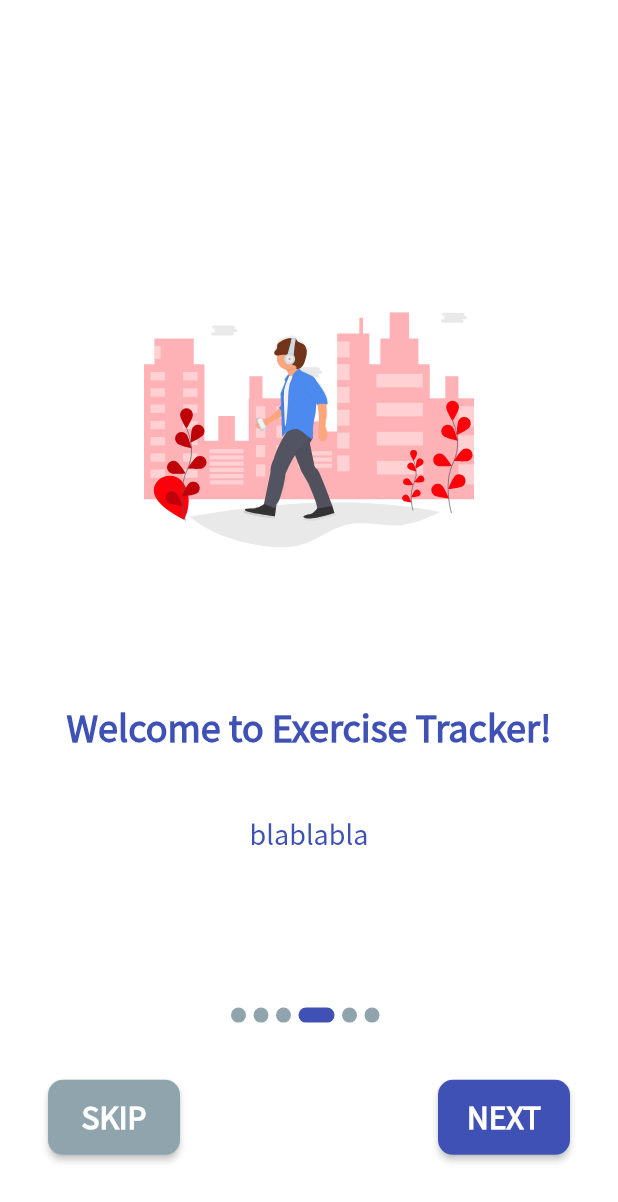
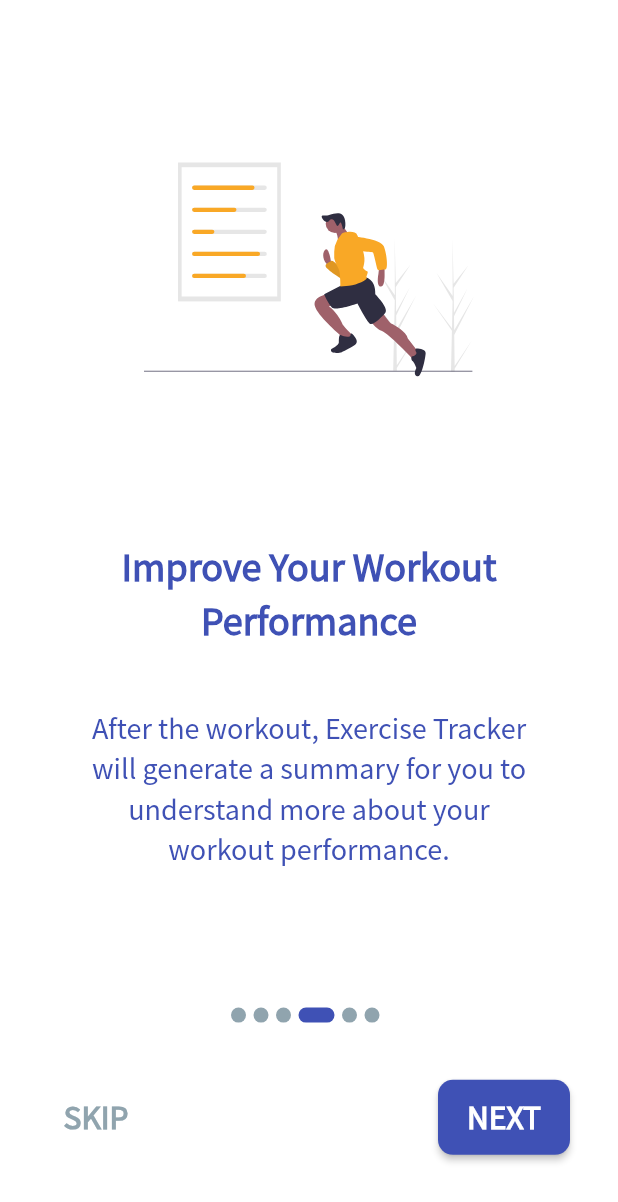
Before and after one commit to sophiathy/fyp_app, a Flutter app: the UserManual screen opened by its route, swiped to page 4, on a phone screen of 412 x 824 dp. Shown: the top 1202 px of the screen. Run offline on Flutter 3.47's test engine with Material 2 defaults, Android fonts, the phone set to English and light mode, and no system bars; our stand-ins replace animated_text_kit, awesome_dialog, cloud_firestore, csv, firebase_auth, firebase_core and 13 more; accounts and stored records are empty.

Commit message:
11/3: - Modified the design and contents of userManual - Changed the route order (register > userManual > Home)

```diff
--- a/lib/screens/home.dart
+++ b/lib/screens/home.dart
@@ -82,9 +82,7 @@
                               icon: Icon(
                                 Icons.settings,
                                 size: 35.0,
-                                color: modeSwitch.themeData
-                                    ? kPrimaryColor_dark
-                                    : kPrimaryColor_light,
+                                color: Theme.of(context).primaryColor,
                               ),
                               onPressed: (() =>
                                   _scaffoldKey.currentState.openEndDrawer()),
--- a/lib/screens/register.dart
+++ b/lib/screens/register.dart
@@ -300,7 +300,7 @@
                                 print("Registered account: " + email);
                               });
                               Navigator.of(context)
-                                  .pushReplacementNamed('/home');
+                                  .pushReplacementNamed('/userManual');
                             } else {
                               setState(() {
                                 if (!errors.contains(kAccountExists)) {
--- a/lib/screens/userManual.dart
+++ b/lib/screens/userManual.dart
@@ -1,7 +1,9 @@
 import 'package:flutter/material.dart';
 import 'package:fyp_app/theme/constants.dart';
+import 'package:fyp_app/theme/darkProvider.dart';
 import 'package:fyp_app/widgets/manualContent.dart';
 import 'package:fyp_app/widgets/pageIndicator.dart';
+import 'package:provider/provider.dart';
 
 class UserManual extends StatefulWidget {
   @override
@@ -17,37 +19,58 @@
     ),
     ManualContent(
       image: "assets/images/manual_2.svg",
-      title: "Welcome to Exercise Tracker!",
-      desc: "blablabla",
+      title: "Easy to Use,\nRecord Every Workout Moment",
+      desc:
+          "When you are using Exercise Tracker, you physical activity can be\nrecorded easily.",
     ),
     ManualContent(
       image: "assets/images/manual_3.svg",
-      title: "Welcome to Exercise Tracker!",
-      desc: "blablabla",
+      title: "Input Workout Type",
+      desc: "Input a workout type and start the stopwatch to begin tracking.",
     ),
     ManualContent(
       image: "assets/images/manual_4.svg",
-      title: "Welcome to Exercise Tracker!",
-      desc: "blablabla",
+      title: "Improve Your Workout Performance",
+      desc:
+          "After the workout, Exercise Tracker\nwill generate a summary for you to understand more about your\nworkout performance.",
     ),
     ManualContent(
       image: "assets/images/manual_5.svg",
-      title: "Welcome to Exercise Tracker!",
-      desc: "blablabla",
+      title: "Auto Tracking",
+      desc:
+          "After recording a number of workouts, Exercise Tracker will start to recognize your physical activity automatically.",
     ),
     ManualContent(
       image: "assets/images/manual_6.svg",
-      title: "Welcome to Exercise Tracker!",
-      desc: "blablabla",
+      title: "Stay Tuned",
+      desc:
+          "More functions and types of\nexercise for you to choose in\nthe coming updates.",
     ),
   ];
 
   int currentPageNo = 0;
+  PageController _controller;
+
+  @override
+  void initState() {
+    super.initState();
+    _controller = PageController(initialPage: 0); //start at first page (0)
+  }
+
+  @override
+  void dispose() {
+    _controller.dispose();
+    super.dispose();
+  }
 
   @override
   Widget build(BuildContext context) {
-    return Scaffold(
-      backgroundColor: Theme.of(context).indicatorColor,
+    DarkProvider modeSwitch = Provider.of<DarkProvider>(context);
+
+    return new WillPopScope(
+      onWillPop: () async => false, //disable the system back button
+      child: Scaffold(
+        backgroundColor: modeSwitch.themeData ? kIconBg_dark : Colors.white,
         body: Padding(
           padding: const EdgeInsets.all(16.0),
           child: SafeArea(
@@ -58,6 +81,7 @@
                   Expanded(
                     flex: 4,
                     child: PageView.builder(
+                        controller: _controller,
                         onPageChanged: (value) {
                           setState(() => currentPageNo = value);
                         },
@@ -84,38 +108,44 @@
                             padding: const EdgeInsets.all(16.0),
                             child: Row(
                               children: <Widget>[
-                              RaisedButton(
-                                onPressed: (() => Navigator.of(context).pop()),
-                                color: kDisabled,
-                                shape: RoundedRectangleBorder(
-                                    borderRadius:
-                                        BorderRadius.circular(
-                                            10.0)),
-                                padding: EdgeInsets.symmetric(
-                                    horizontal: 10.0,
-                                    vertical: 10.0),
+                                //Skip button > return Home
+                                (currentPageNo != guides.length - 1)
+                                    ? TextButton(
+                                        onPressed: (() => Navigator.of(context)
+                                            .pushReplacementNamed("/home")),
                                         child: Text(
                                           "Skip".toUpperCase(),
                                           style: TextStyle(
                                             fontSize: 20.0,
                                             fontWeight: FontWeight.bold,
-                                    color: Colors.white,
+                                            color: kDisabled,
                                           ),
                                         ),
-                              ),
+                                      )
+                                    : SizedBox(width: 0.0),
                                 Spacer(),
                                 RaisedButton(
-                                onPressed: (){},
+                                  onPressed: () {
+                                    //last page > return home
+                                    if (currentPageNo == guides.length - 1)
+                                      Navigator.of(context)
+                                          .pushReplacementNamed("/home");
+
+                                    //press button to navigate between pages
+                                    _controller.nextPage(
+                                        duration:
+                                            const Duration(milliseconds: 200),
+                                        curve: Curves.bounceIn);
+                                  },
                                   color: kPrimaryColor_light,
                                   shape: RoundedRectangleBorder(
-                                    borderRadius:
-                                        BorderRadius.circular(
-                                            10.0)),
+                                      borderRadius: BorderRadius.circular(10.0)),
                                   padding: EdgeInsets.symmetric(
-                                    horizontal: 10.0,
-                                    vertical: 10.0),
+                                      horizontal: 10.0, vertical: 10.0),
                                   child: Text(
-                                  "Next".toUpperCase(),
+                                    (currentPageNo == guides.length - 1)
+                                        ? "Got it!".toUpperCase()
+                                        : "Next".toUpperCase(),
                                     style: TextStyle(
                                       fontSize: 20.0,
                                       fontWeight: FontWeight.bold,
@@ -134,6 +164,7 @@
             ),
           ),
         ),
+      ),
     );
   }
 }
--- a/lib/screens/workingOut.dart
+++ b/lib/screens/workingOut.dart
@@ -452,7 +452,7 @@
                 child: DraggableScrollableSheet(
                     initialChildSize: 0.25,
                     minChildSize: 0.20,
-                    maxChildSize: 0.8,
+                    maxChildSize: 0.60,
                     builder: (BuildContext context, scrollCon) {
                       return Container(
                         padding: EdgeInsets.symmetric(
--- a/lib/widgets/manualContent.dart
+++ b/lib/widgets/manualContent.dart
@@ -22,18 +22,26 @@
           width: 220.0,
         ),
         SizedBox(height: 80.0),
-        Text(
-          title,
-          style: Theme.of(context).textTheme.headline5,
+        Padding(
+          padding: const EdgeInsets.symmetric(horizontal: 15.0),
+          child: Text(
+            title,
+            textAlign: TextAlign.center,
+            style: Theme.of(context).textTheme.headline5,
+          ),
         ),
         SizedBox(height: 40.0),
-        Text(
-          desc,
-          style: Theme.of(context).textTheme.bodyText2.copyWith(
-            fontSize: 18.0,
+        Padding(
+          padding: const EdgeInsets.symmetric(horizontal: 30.0),
+          child: Text(
+            desc,
+            textAlign: TextAlign.center,
+            style: Theme.of(context).textTheme.bodyText2.copyWith(
+              fontSize: 18.0,
+            ),
           ),
         ),
-        SizedBox(height: 80.0),
+        SizedBox(height: 70.0),
       ],
     );
   }
--- a/lib/widgets/sectionCard.dart
+++ b/lib/widgets/sectionCard.dart
@@ -26,9 +26,7 @@
         children: <Widget>[
           Text(
             title.toUpperCase(),
-            style: Theme.of(context)
-                      .textTheme
-                      .headline6,
+            style: Theme.of(context).textTheme.headline6,
           ),
         ],
       ),
--- a/lib/widgets/settingsDrawer.dart
+++ b/lib/widgets/settingsDrawer.dart
@@ -69,9 +69,7 @@
           SettingsOptions(
             icon: Icons.import_contacts_rounded,
             title: "User Manual",
-            tap: () {
-              Navigator.of(context).pushNamed('/userManual');
-            },
+            tap: (() => Navigator.of(context).pushReplacementNamed('/userManual')),
           ),
           SettingsOptions(
             icon: Icons.info_rounded,
```
Also changed, not shown: lib/widgets/loading.dart (+6 -9 lines), assets/images/manual_2.svg, assets/images/manual_3.svg, assets/images/manual_4.svg, assets/images/manual_5.svg. Lines whose indentation alone changed are shown as unchanged.
